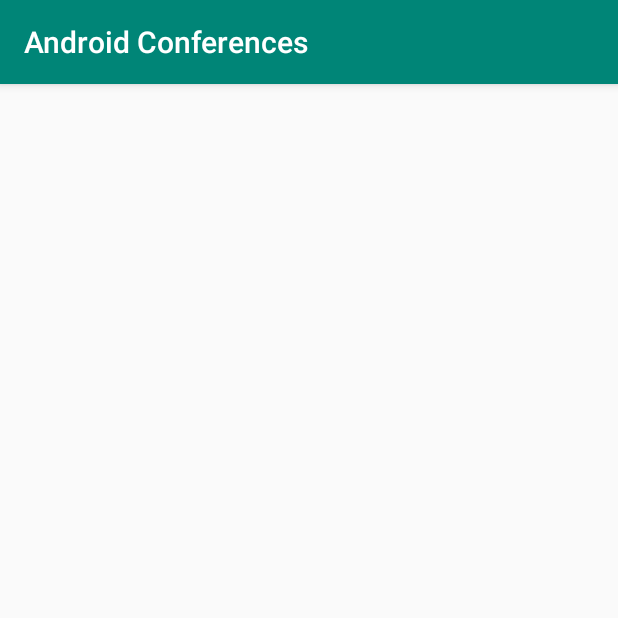
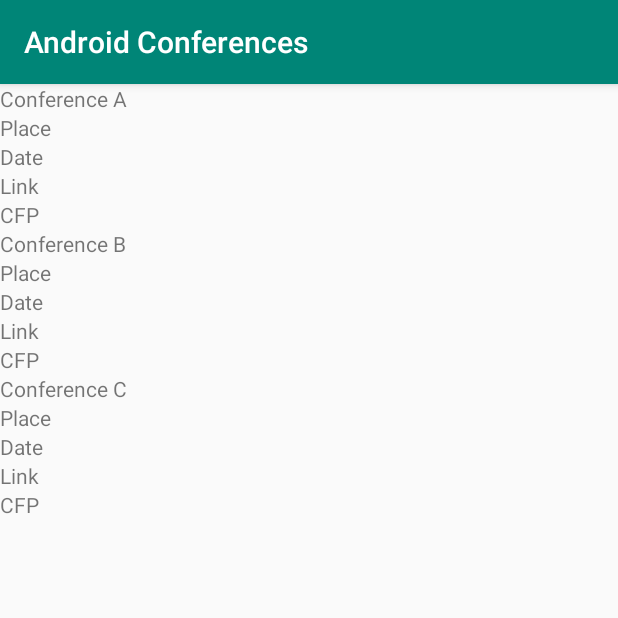
Before and after one commit to gdg-berlin-android/android-conferences, an Android app: the screen it shows after launch (MainActivity), on a phone screen of 412 x 824 dp, the top half of it. Run offline under Robolectric (Android 15) with nearby library versions, the phone set to English and light mode, and no system bars.

Commit message:
Recycler View working 🎉🎉🎉

```diff
--- a/app/src/main/java/de/berlindroid/androidconferences/ConferenceItemAdapter.kt
+++ b/app/src/main/java/de/berlindroid/androidconferences/ConferenceItemAdapter.kt
@@ -1,27 +1,31 @@
 package de.berlindroid.androidconferences
 
+import android.view.LayoutInflater
 import android.view.ViewGroup
+import android.widget.LinearLayout
 import androidx.recyclerview.widget.RecyclerView
-import android.view.LayoutInflater
-import android.widget.TextView
 
-class ConferenceItemAdapter(val conference: List<Conference>) : RecyclerView.Adapter<ConferenceItem>() {
+class ConferenceItemAdapter(
+    private val conferences: List<Conference>
+) : RecyclerView.Adapter<ConferenceItemViewHolder>() {
+
     override fun onCreateViewHolder(
         parent: ViewGroup,
         viewType: Int
-    ): ConferenceItem {
-        val v = LayoutInflater.from(parent.context)
-            .inflate(R.layout.conference_item, parent, false) as TextView
-        return ConferenceItem(v)
+    ): ConferenceItemViewHolder {
+        val view = LayoutInflater
+            .from(parent.context)
+            .inflate(R.layout.conference_item, parent, false) as LinearLayout
+
+        return ConferenceItemViewHolder(view)
     }
 
     override fun getItemCount(): Int {
-        return 1
+        return conferences.size
     }
 
-    override fun onBindViewHolder(holder: ConferenceItem, position: Int) {
-        val item = conference[position]
-        holder.textView.text = item.title
-
+    override fun onBindViewHolder(holder: ConferenceItemViewHolder, position: Int) {
+        val item = conferences[position]
+        holder.update(item)
     }
 }
--- /dev/null
+++ b/app/src/main/java/de/berlindroid/androidconferences/ConferenceItemViewHolder.kt
@@ -0,0 +1,21 @@
+package de.berlindroid.androidconferences
+
+import android.view.View
+import android.widget.TextView
+import androidx.recyclerview.widget.RecyclerView
+
+data class Conference(
+    var title: String
+)
+
+class ConferenceItemViewHolder(root: View) : RecyclerView.ViewHolder(root) {
+    private val nameText: TextView = root.findViewById(R.id.name)
+    private val placeText: TextView = root.findViewById(R.id.place)
+    private val dateText: TextView = root.findViewById(R.id.date)
+    private val cfpText: TextView = root.findViewById(R.id.callForParticipation)
+    private val linkText: TextView = root.findViewById(R.id.link)
+
+    fun update(model: Conference) {
+        nameText.text = model.title
+    }
+}
--- a/app/src/main/java/de/berlindroid/androidconferences/MainActivity.kt
+++ b/app/src/main/java/de/berlindroid/androidconferences/MainActivity.kt
@@ -6,14 +6,21 @@ import androidx.recyclerview.widget.LinearLayoutManager
 import androidx.recyclerview.widget.RecyclerView
 
 class MainActivity : AppCompatActivity() {
+    lateinit var recycler : RecyclerView
 
     override fun onCreate(savedInstanceState: Bundle?) {
         super.onCreate(savedInstanceState)
         setContentView(R.layout.activity_main)
 
-        var recycler = findViewById<RecyclerView>(R.id.recycler)
+        recycler = findViewById(R.id.recycler)
         recycler.layoutManager = LinearLayoutManager(this)
 
-        recycler.adapter = ConferenceItemAdapter()
+        recycler.adapter = ConferenceItemAdapter(
+            listOf(
+                Conference("Conference A"),
+                Conference("Conference B"),
+                Conference("Conference C")
+            )
+        )
     }
 }
--- a/app/src/main/res/layout/conference_item.xml
+++ b/app/src/main/res/layout/conference_item.xml
@@ -6,32 +6,32 @@
               android:orientation="vertical">
 
     <TextView
-        android:id="@+id/textView"
+            android:id="@+id/name"
             android:layout_width="wrap_content"
             android:layout_height="wrap_content"
-        android:text="TextView" />
+            android:text="Name"/>
 
     <TextView
-        android:id="@+id/textView2"
+            android:id="@+id/place"
             android:layout_width="wrap_content"
             android:layout_height="wrap_content"
-        android:text="TextView" />
+            android:text="Place"/>
 
     <TextView
-        android:id="@+id/textView3"
+            android:id="@+id/date"
             android:layout_width="wrap_content"
             android:layout_height="wrap_content"
-        android:text="TextView" />
+            android:text="Date"/>
 
     <TextView
-        android:id="@+id/textView4"
+            android:id="@+id/link"
             android:layout_width="wrap_content"
             android:layout_height="wrap_content"
-        android:text="TextView" />
+            android:text="Link"/>
 
     <TextView
-        android:id="@+id/textView5"
+            android:id="@+id/callForParticipation"
             android:layout_width="wrap_content"
             android:layout_height="wrap_content"
-        android:text="TextView" />
+            android:text="CFP"/>
 </LinearLayout>
```
Also changed, not shown: app/src/main/java/de/berlindroid/androidconferences/ConferenceItem.kt (deleted, +0 -13 lines), app/src/main/res/layout/activity_main.xml (+6 -6 lines). Lines whose indentation alone changed are shown as unchanged.
